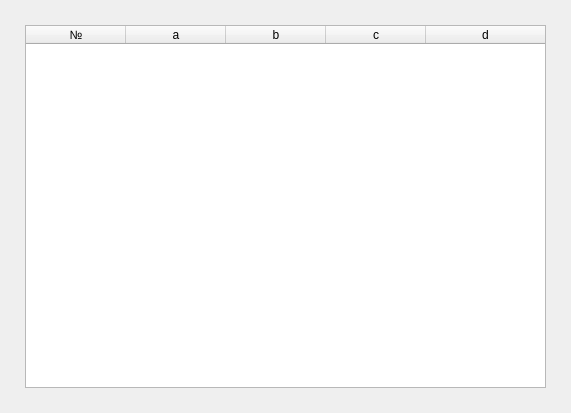
Before: the Qt Designer form splaintable.ui in danclas/CubeSplain, drawn with Qt 5.
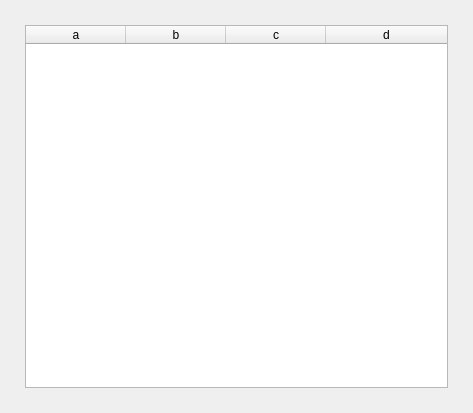
After: the same form once the commit is applied.

Commit message: Remove one column on splain table

Diff of the .ui file:
```diff
--- a/splaintable.ui
+++ b/splaintable.ui
@@ -6,7 +6,7 @@
    <rect>
     <x>0</x>
     <y>0</y>
-    <width>571</width>
+    <width>473</width>
     <height>413</height>
    </rect>
   </property>
@@ -29,7 +29,7 @@
    <item row="0" column="1">
     <widget class="QTableWidget" name="tableWidget">
      <property name="columnCount">
-      <number>5</number>
+      <number>4</number>
      </property>
      <attribute name="horizontalHeaderCascadingSectionResizes">
       <bool>false</bool>
@@ -37,11 +37,6 @@
      <attribute name="horizontalHeaderStretchLastSection">
       <bool>true</bool>
      </attribute>
-     <column>
-      <property name="text">
-       <string>№</string>
-      </property>
-     </column>
      <column>
       <property name="text">
        <string>a</string>
```
